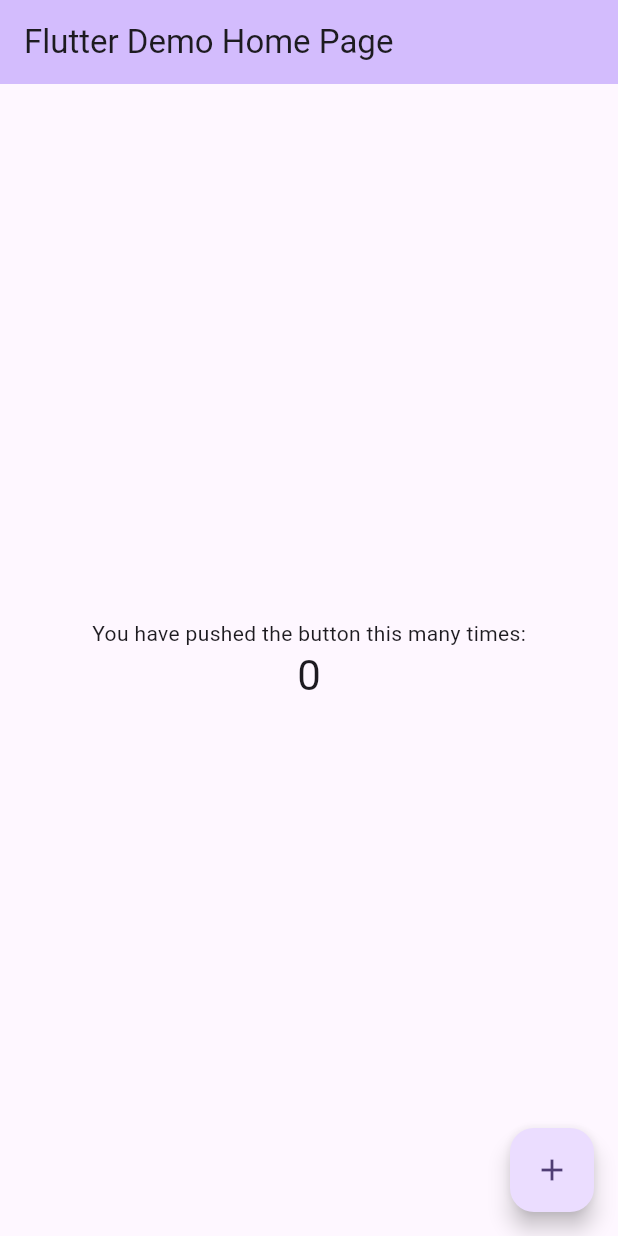
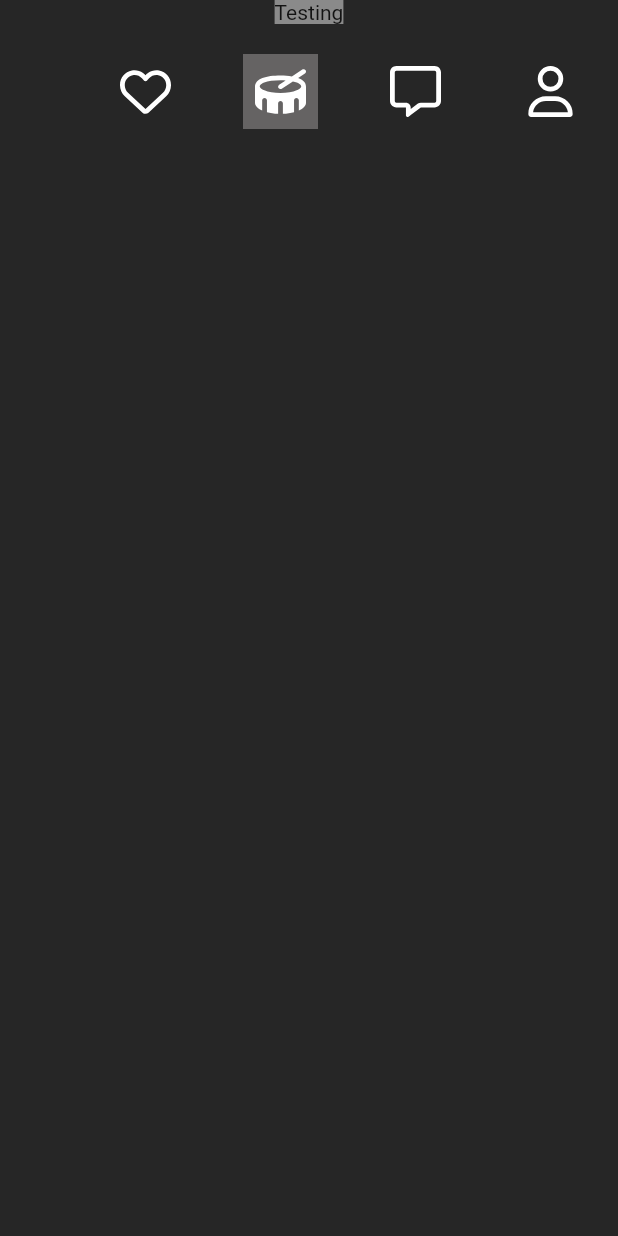
Before and after one commit to lbwise/bandit-remastered, a Flutter app: the screen it shows after launch, on a phone screen of 412 x 824 dp. Run offline on Flutter 3.47's test engine with Material 2 defaults, Android fonts, the phone set to English and light mode, and no system bars; our stand-ins replace flutter_svg.

Commit message:
initial nav bar setup

```diff
--- a/app/lib/main.dart
+++ b/app/lib/main.dart
@@ -1,125 +1,21 @@
 import 'package:flutter/material.dart';
+import 'package:app/match_description.dart';
+import 'package:app/navigation_bar.dart';
 
 void main() {
-  runApp(const MyApp());
-}
-
-class MyApp extends StatelessWidget {
-  const MyApp({super.key});
-
-  // This widget is the root of your application.
-  @override
-  Widget build(BuildContext context) {
-    return MaterialApp(
-      title: 'Flutter Demo',
-      theme: ThemeData(
-        // This is the theme of your application.
-        //
-        // TRY THIS: Try running your application with "flutter run". You'll see
-        // the application has a blue toolbar. Then, without quitting the app,
-        // try changing the seedColor in the colorScheme below to Colors.green
-        // and then invoke "hot reload" (save your changes or press the "hot
-        // reload" button in a Flutter-supported IDE, or press "r" if you used
-        // the command line to start the app).
-        //
-        // Notice that the counter didn't reset back to zero; the application
-        // state is not lost during the reload. To reset the state, use hot
-        // restart instead.
-        //
-        // This works for code too, not just values: Most code changes can be
-        // tested with just a hot reload.
-        colorScheme: ColorScheme.fromSeed(seedColor: Colors.deepPurple),
-        useMaterial3: true,
-      ),
-      home: const MyHomePage(title: 'Flutter Demo Home Page'),
-    );
-  }
-}
-
-class MyHomePage extends StatefulWidget {
-  const MyHomePage({super.key, required this.title});
-
-  // This widget is the home page of your application. It is stateful, meaning
-  // that it has a State object (defined below) that contains fields that affect
-  // how it looks.
-
-  // This class is the configuration for the state. It holds the values (in this
-  // case the title) provided by the parent (in this case the App widget) and
-  // used by the build method of the State. Fields in a Widget subclass are
-  // always marked "final".
-
-  final String title;
-
-  @override
-  State<MyHomePage> createState() => _MyHomePageState();
-}
-
-class _MyHomePageState extends State<MyHomePage> {
-  int _counter = 0;
-
-  void _incrementCounter() {
-    setState(() {
-      // This call to setState tells the Flutter framework that something has
-      // changed in this State, which causes it to rerun the build method below
-      // so that the display can reflect the updated values. If we changed
-      // _counter without calling setState(), then the build method would not be
-      // called again, and so nothing would appear to happen.
-      _counter++;
-    });
-  }
-
-  @override
-  Widget build(BuildContext context) {
-    // This method is rerun every time setState is called, for instance as done
-    // by the _incrementCounter method above.
-    //
-    // The Flutter framework has been optimized to make rerunning build methods
-    // fast, so that you can just rebuild anything that needs updating rather
-    // than having to individually change instances of widgets.
-    return Scaffold(
-      appBar: AppBar(
-        // TRY THIS: Try changing the color here to a specific color (to
-        // Colors.amber, perhaps?) and trigger a hot reload to see the AppBar
-        // change color while the other colors stay the same.
-        backgroundColor: Theme.of(context).colorScheme.inversePrimary,
-        // Here we take the value from the MyHomePage object that was created by
-        // the App.build method, and use it to set our appbar title.
-        title: Text(widget.title),
-      ),
-      body: Center(
-        // Center is a layout widget. It takes a single child and positions it
-        // in the middle of the parent.
-        child: Column(
-          // Column is also a layout widget. It takes a list of children and
-          // arranges them vertically. By default, it sizes itself to fit its
-          // children horizontally, and tries to be as tall as its parent.
-          //
-          // Column has various properties to control how it sizes itself and
-          // how it positions its children. Here we use mainAxisAlignment to
-          // center the children vertically; the main axis here is the vertical
-          // axis because Columns are vertical (the cross axis would be
-          // horizontal).
-          //
-          // TRY THIS: Invoke "debug painting" (choose the "Toggle Debug Paint"
-          // action in the IDE, or press "p" in the console), to see the
-          // wireframe for each widget.
-          mainAxisAlignment: MainAxisAlignment.center,
-          children: <Widget>[
-            const Text(
-              'You have pushed the button this many times:',
-            ),
-            Text(
-              '$_counter',
-              style: Theme.of(context).textTheme.headlineMedium,
-            ),
-          ],
+  runApp(
+    MaterialApp(
+      home: Scaffold(
+        body: Container(
+          color: const Color(0XFF262626),
+          child: const Column(
+            children: [
+              MatchDescription(),
+              NavBar(),
+            ],
+          ),
         ),
       ),
-      floatingActionButton: FloatingActionButton(
-        onPressed: _incrementCounter,
-        tooltip: 'Increment',
-        child: const Icon(Icons.add),
-      ), // This trailing comma makes auto-formatting nicer for build methods.
-    );
-  }
+    ),
+  );
 }
--- /dev/null
+++ b/app/lib/match_description.dart
@@ -0,0 +1,23 @@
+import 'package:flutter/material.dart';
+
+class MatchDescription extends StatefulWidget {
+
+    const MatchDescription({super.key});
+    @override
+    State<MatchDescription> createState() {
+        return _MatchDescriptionState();
+    }
+}
+
+class _MatchDescriptionState extends State<MatchDescription> {
+    @override
+    Widget build(context) {
+        return Container(
+            color: const Color(0xFF8A8A8A),
+            // decoration: BoxDecoration(
+            //     border: Border.all(color: Colors.white)
+            // ),
+            child: const Text('Testing'),
+        );
+    }
+}
--- /dev/null
+++ b/app/lib/navigation_bar.dart
@@ -0,0 +1,83 @@
+import 'package:flutter/material.dart';
+import 'package:flutter_svg/flutter_svg.dart';
+
+class NavBar extends StatefulWidget {
+  const NavBar({super.key});
+
+  @override
+  State<NavBar> createState() {
+    return _NavBarState();
+  }
+}
+
+class _NavBarState extends State<NavBar> {
+  static const selectedIconColor = Color(0xFF656363);
+  var selectedIconIndex = 1;
+  void onNavClick(int idx) {
+    setState(() {
+      selectedIconIndex = idx;
+      debugPrint("Button Clicked.");
+    });
+  }
+
+  @override
+  Widget build(context) {
+    return Row(
+      mainAxisAlignment: MainAxisAlignment.end,
+      children: [
+        Container(
+          color: selectedIconIndex == 0 ? selectedIconColor : null,
+          height: 50,
+          width: 50,
+          margin: const EdgeInsets.all(20),
+          child: TextButton(
+            onPressed: () => onNavClick(0),
+            child: SvgPicture.asset(
+              'assets/images/heart-regular.svg',
+              color: Colors.white,
+            ),
+          ),
+        ),
+        Container(
+          height: 50,
+          width: 50,
+          color: selectedIconIndex == 1 ? selectedIconColor : null,
+          margin: const EdgeInsets.all(20),
+          child: TextButton(
+            onPressed: () => onNavClick(1),
+            child: SvgPicture.asset(
+              'assets/images/drum-solid.svg',
+              color: Colors.white,
+            ),
+          ),
+        ),
+        Container(
+          height: 50,
+          width: 50,
+          color: selectedIconIndex == 2 ? selectedIconColor : null,
+          margin: const EdgeInsets.all(20),
+          child: TextButton(
+            onPressed: () => onNavClick(2),
+            child: SvgPicture.asset(
+              'assets/images/message-regular.svg',
+              color: Colors.white,
+            ),
+          ),
+        ),
+        Container(
+          height: 50,
+          width: 50,
+          color: selectedIconIndex == 3 ? selectedIconColor : null,
+          margin: const EdgeInsets.all(20),
+          child: TextButton(
+            onPressed: () => onNavClick(3),
+            child: SvgPicture.asset(
+              'assets/images/user-regular.svg',
+              color: Colors.white,
+            ),
+          ),
+        ),
+      ],
+    );
+  }
+}
```
Also changed, not shown: app/pubspec.yaml (+7 -3 lines), app/assets/images/drum-solid.svg (added), app/assets/images/heart-regular.svg (added), app/assets/images/message-regular.svg (added), app/assets/images/user-regular.svg (added), app/pubspec.lock, 1 other file.
